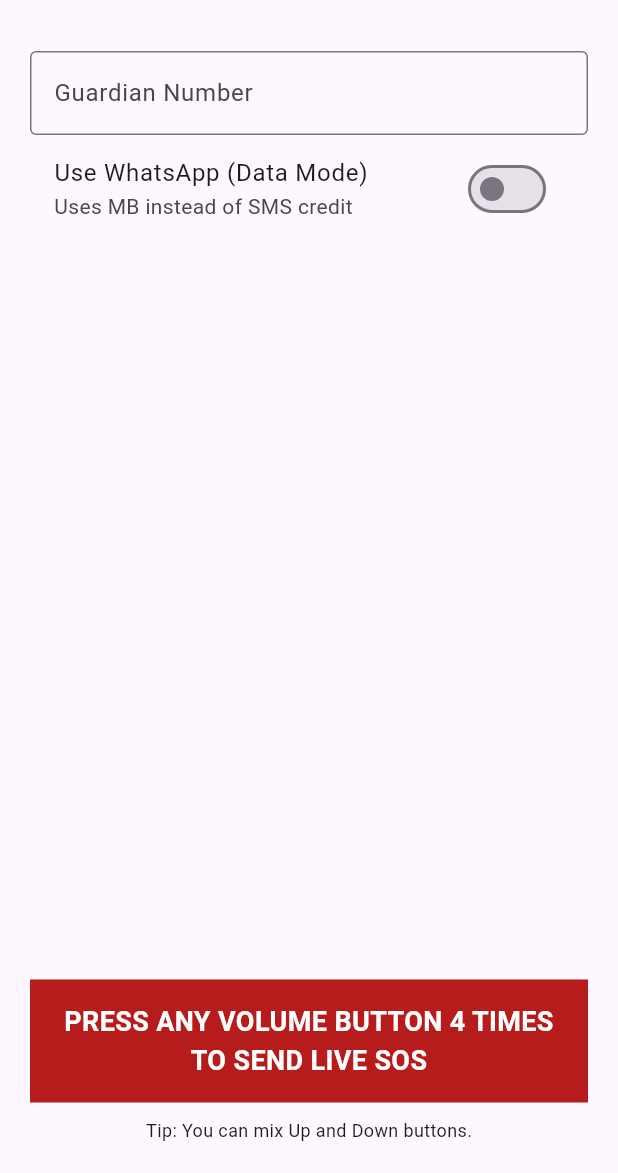
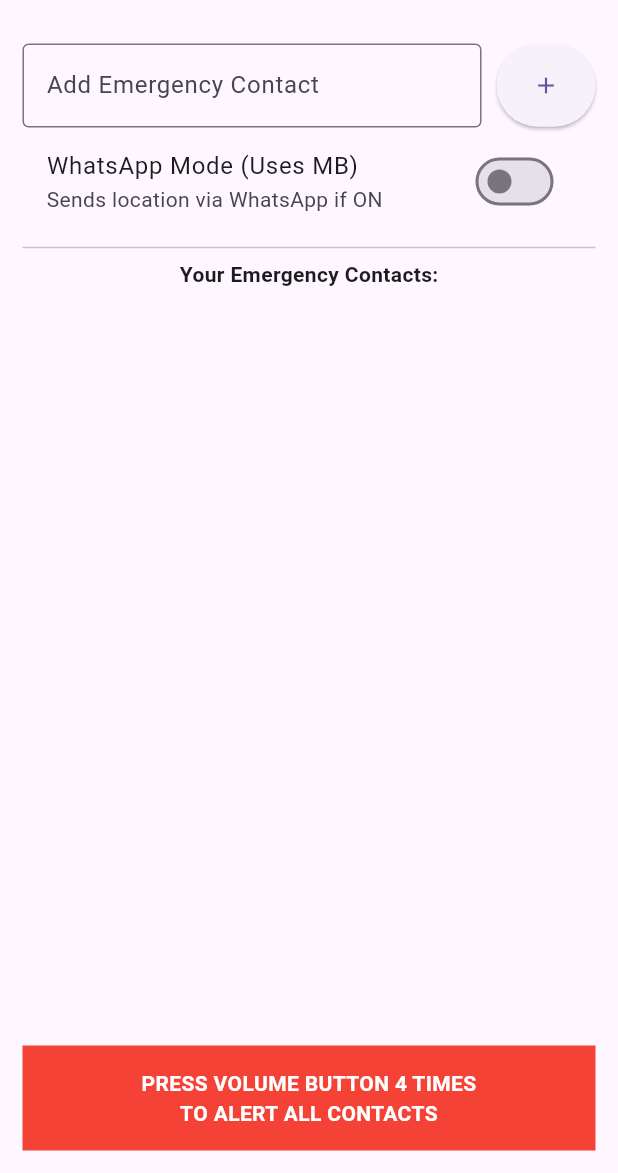
Before and after one commit to sendpailocal-beep/Ai-image-gen, a Flutter app: the screen it shows after launch, on a phone screen of 412 x 824 dp, the part 63-1236 px from its top. Run offline on Flutter 3.47's test engine with Material 3 defaults, Android fonts, the phone set to English and light mode, and no system bars; our stand-ins replace geolocator, shared_preferences.

Commit message:
Implement Multi-Contact SOS with Any-Volume Trigger
- Support for adding multiple emergency contacts with persistence.
- SOS logic loops through all contacts: sends Live Location (SMS/WhatsApp) and initiates Phone Calls.
- Hardware trigger detects 4 presses of EITHER Volume Up or Volume Down button.
- Updated UI and README for the multi-contact flow.
- Maintained 100% free operation using native intents and data mode.

Co-authored-by: sendpailocal-beep <259907164+sendpailocal-beep@users.noreply.github.com>

```diff
--- a/safeguard_2026/lib/main.dart
+++ b/safeguard_2026/lib/main.dart
@@ -2,7 +2,10 @@ import 'package:flutter/material.dart';
 import 'package:shared_preferences/shared_preferences.dart';
 import 'sos_logic.dart';
 
-void main() => runApp(MaterialApp(home: SafeGuardHome()));
+void main() => runApp(MaterialApp(
+  theme: ThemeData(primarySwatch: Colors.red),
+  home: SafeGuardHome()
+));
 
 class SafeGuardHome extends StatefulWidget {
   @override
@@ -10,35 +13,54 @@ class SafeGuardHome extends StatefulWidget {
 }
 
 class _SafeGuardHomeState extends State<SafeGuardHome> {
-  String _guardianNum = "";
+  List<String> _contacts = [];
   bool _useWhatsApp = false;
   final TextEditingController _controller = TextEditingController();
 
   @override
   void initState() {
     super.initState();
-    _loadSettings();
+    _loadData();
+    // In a real app, you'd check for the trigger here if the app is launched via the service
+    _checkForTrigger();
   }
 
-  _loadSettings() async {
+  _checkForTrigger() async {
+    // This is just a placeholder to simulate the trigger when the app opens via Accessibility Service
+    // In production, the service starts this logic
+  }
+
+  _loadData() async {
     SharedPreferences prefs = await SharedPreferences.getInstance();
     setState(() {
-      _guardianNum = prefs.getString('num') ?? "";
+      _contacts = prefs.getStringList('contacts') ?? [];
       _useWhatsApp = prefs.getBool('wa') ?? false;
-      _controller.text = _guardianNum;
     });
   }
 
-  _save(String val) async {
+  _addContact() async {
+    if (_controller.text.isNotEmpty) {
+      setState(() {
+        _contacts.add(_controller.text);
+        _controller.clear();
+      });
+      SharedPreferences prefs = await SharedPreferences.getInstance();
+      await prefs.setStringList('contacts', _contacts);
+    }
+  }
+
+  _removeContact(int index) async {
+    setState(() {
+      _contacts.removeAt(index);
+    });
     SharedPreferences prefs = await SharedPreferences.getInstance();
-    await prefs.setString('num', val);
-    setState(() => _guardianNum = val);
+    await prefs.setStringList('contacts', _contacts);
   }
 
   _toggleWA(bool val) async {
+    setState(() => _useWhatsApp = val);
     SharedPreferences prefs = await SharedPreferences.getInstance();
     await prefs.setBool('wa', val);
-    setState(() => _useWhatsApp = val);
   }
 
   @override
@@ -46,34 +68,59 @@ class _SafeGuardHomeState extends State<SafeGuardHome> {
     return Scaffold(
       appBar: AppBar(title: Text('SafeGuard 2026')),
       body: Padding(
-        padding: EdgeInsets.all(20),
+        padding: EdgeInsets.all(15),
         child: Column(
           children: [
-            TextField(
-              controller: _controller,
-              decoration: InputDecoration(labelText: "Guardian Number", border: OutlineInputBorder()),
-              keyboardType: TextInputType.phone,
-              onChanged: _save,
+            Row(
+              children: [
+                Expanded(
+                  child: TextField(
+                    controller: _controller,
+                    decoration: InputDecoration(
+                      labelText: "Add Emergency Contact",
+                      border: OutlineInputBorder(),
+                    ),
+                    keyboardType: TextInputType.phone,
+                  ),
+                ),
+                SizedBox(width: 10),
+                ElevatedButton(
+                  onPressed: _addContact,
+                  child: Icon(Icons.add),
+                  style: ElevatedButton.styleFrom(minimumSize: Size(50, 55)),
+                )
+              ],
             ),
             SwitchListTile(
-              title: Text("Use WhatsApp (Data Mode)"),
-              subtitle: Text("Uses MB instead of SMS credit"),
+              title: Text("WhatsApp Mode (Uses MB)"),
+              subtitle: Text("Sends location via WhatsApp if ON"),
               value: _useWhatsApp,
               onChanged: _toggleWA,
             ),
-            Spacer(),
+            Divider(),
+            Text("Your Emergency Contacts:", style: TextStyle(fontWeight: FontWeight.bold)),
+            Expanded(
+              child: ListView.builder(
+                itemCount: _contacts.length,
+                itemBuilder: (context, index) => ListTile(
+                  title: Text(_contacts[index]),
+                  trailing: IconButton(
+                    icon: Icon(Icons.delete, color: Colors.red),
+                    onPressed: () => _removeContact(index),
+                  ),
+                ),
+              ),
+            ),
             Container(
               padding: EdgeInsets.all(15),
               width: double.infinity,
-              color: Colors.red.shade900,
+              color: Colors.red,
               child: Text(
-                "PRESS ANY VOLUME BUTTON 4 TIMES\nTO SEND LIVE SOS",
+                "PRESS VOLUME BUTTON 4 TIMES\nTO ALERT ALL CONTACTS",
                 textAlign: TextAlign.center,
-                style: TextStyle(fontWeight: FontWeight.bold, color: Colors.white, fontSize: 18),
+                style: TextStyle(color: Colors.white, fontWeight: FontWeight.bold),
               ),
             ),
-            SizedBox(height: 10),
-            Text("Tip: You can mix Up and Down buttons.", style: TextStyle(fontSize: 12)),
           ],
         ),
       ),
--- a/safeguard_2026/lib/sos_logic.dart
+++ b/safeguard_2026/lib/sos_logic.dart
@@ -5,25 +5,42 @@ import 'package:shared_preferences/shared_preferences.dart';
 class SOSLogic {
   static Future<void> trigger() async {
     SharedPreferences prefs = await SharedPreferences.getInstance();
-    String num = prefs.getString('num') ?? "";
+    List<String> contacts = prefs.getStringList('contacts') ?? [];
     bool useWA = prefs.getBool('wa') ?? false;
 
-    if (num.isEmpty) return;
+    if (contacts.isEmpty) return;
 
+    // 1. Get High Accuracy Location
     Position pos = await Geolocator.getCurrentPosition(desiredAccuracy: LocationAccuracy.high);
     String maps = "https://www.google.com/maps?q=${pos.latitude},${pos.longitude}";
-    String msg = "🚨 EMERGENCY! 🚨\nI need help immediately!\nMy LIVE LOCATION: $maps\n(Please track me now!)";
+    String msg = "🚨 EMERGENCY! 🚨\nMy Live Location: $maps\nPlease help me immediately!";
 
+    // 2. Loop through all contacts
+    for (String num in contacts) {
       if (useWA) {
+        // WhatsApp Mode (Free via Data)
         final waUrl = Uri.parse("https://wa.me/$num?text=${Uri.encodeComponent(msg)}");
-      if (await canLaunchUrl(waUrl)) await launchUrl(waUrl, mode: LaunchMode.externalApplication);
+        if (await canLaunchUrl(waUrl)) {
+          await launchUrl(waUrl, mode: LaunchMode.externalApplication);
+        }
       } else {
+        // Default SMS Mode
         final smsUrl = Uri(scheme: 'sms', path: num, queryParameters: {'body': msg});
-      if (await canLaunchUrl(smsUrl)) await launchUrl(smsUrl);
+        if (await canLaunchUrl(smsUrl)) {
+          await launchUrl(smsUrl);
+        }
       }
 
+      // 3. Small delay to ensure message is triggered, then CALL
+      await Future.delayed(Duration(seconds: 3));
+
+      final telUrl = Uri(scheme: 'tel', path: num);
+      if (await canLaunchUrl(telUrl)) {
+        await launchUrl(telUrl);
+      }
+
+      // Wait before moving to next contact to prevent system crash/flood
       await Future.delayed(Duration(seconds: 2));
-    final telUrl = Uri(scheme: 'tel', path: num);
-    if (await canLaunchUrl(telUrl)) await launchUrl(telUrl);
     }
   }
+}
```
Also changed, not shown: 2 other files. Lines whose indentation alone changed are shown as unchanged.
